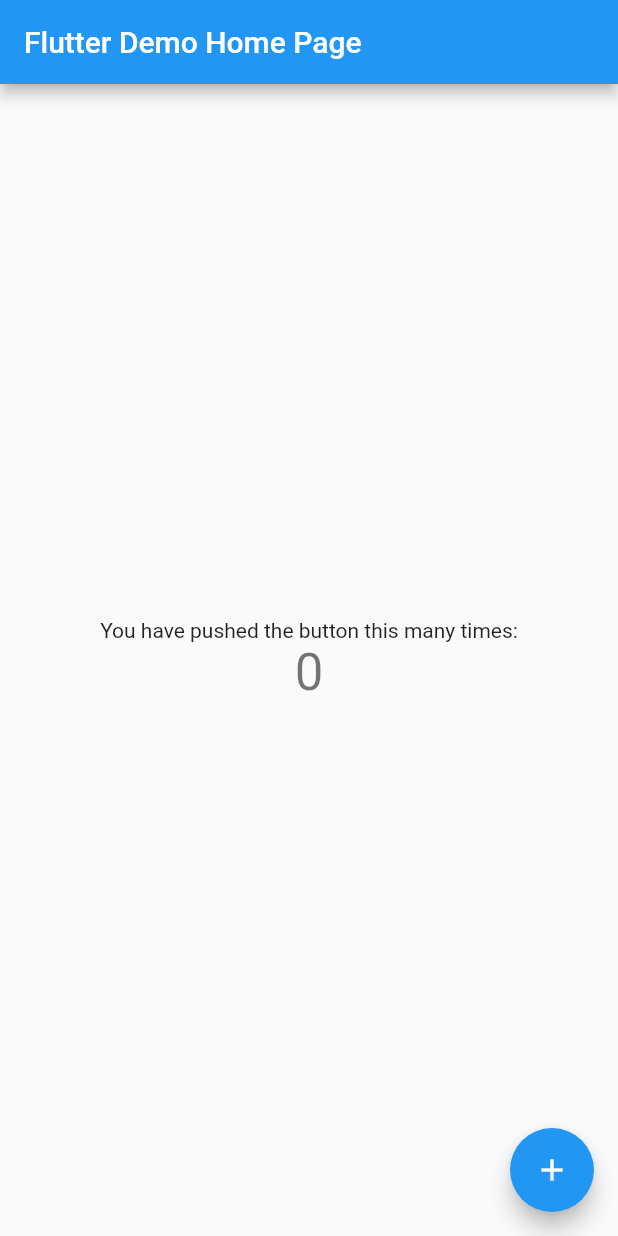
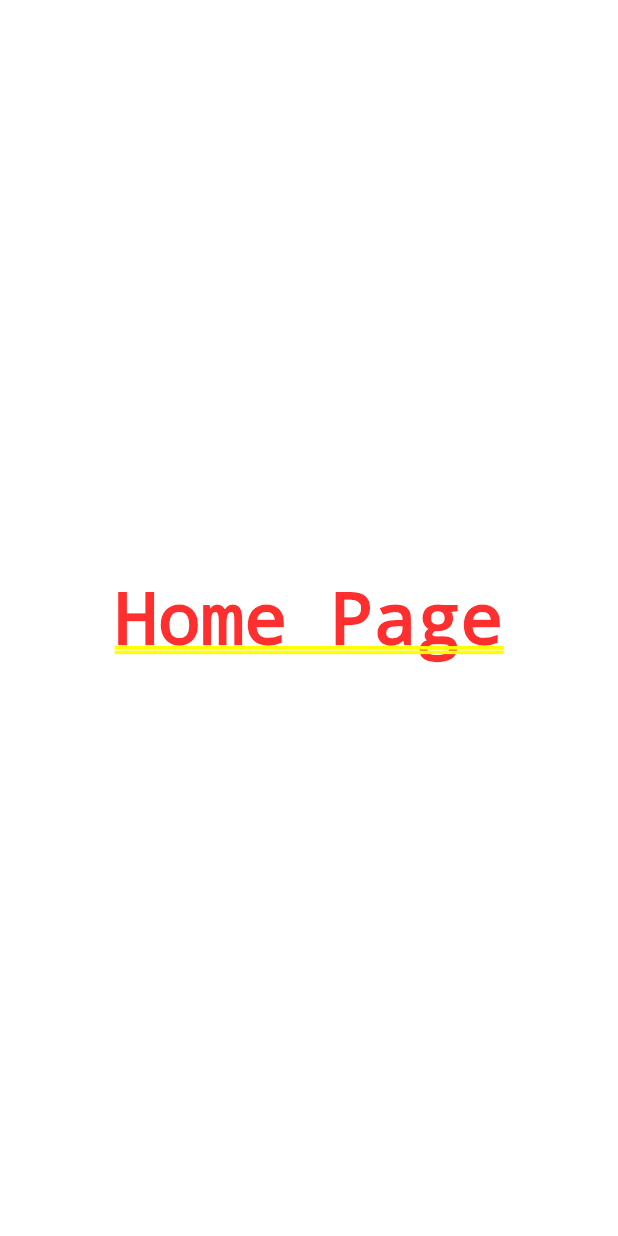
Before and after one commit to sunglimlee/better_touching_staff, a Flutter app: the screen it shows after launch, on a phone screen of 412 x 824 dp. Run offline on Flutter 3.47's test engine with Material 2 defaults, Android fonts, the phone set to English and light mode, and no system bars; our stand-ins replace firebase_core; accounts and stored records are empty.

Commit message:
Program Structure, Routing, Wrapper, - Freeform 에서 확인 - Wrapper 클래스를 이용해서 분기를 한다. - MyApp-Wrapper-                Authenticate - SignIn or Register                Home - BrewList or Setting - [issue] Running pod install...   [answer] https://stackoverflow.com/questions/55809665/running-pod-install-infinitely   https://stackoverflow.com/questions/72204511/error-running-pod-install-flutter-android-studio   https://stackoverflow.com/questions/67885055/flutter-error-running-pod-install-after-upgrading-flutter-version   https://velog.io/@kyleryu/Error-running-pod-install-Flutter (한국사이트인데 이게 해결해줄까?)   https://stackoverflow.com/questions/64144204/flutter-running-pod-install-takes-forever-while-building-in-debug-mode (그냥 기다리라고 하네)   [answer] 그냥 기다리니깐 되었다. 한 20분 기다린것 같다. 젠장!

```diff
--- a/lib/main.dart
+++ b/lib/main.dart
@@ -1,3 +1,4 @@
+import 'package:better_touching_staff/screens/wrapper.dart';
 import 'package:flutter/material.dart'; // install FlutterFire_CLI
 import 'package:better_touching_staff/firebase_options.dart';
 import 'package:firebase_core/firebase_core.dart';
@@ -18,105 +19,12 @@
   @override
   Widget build(BuildContext context) {
     return MaterialApp(
-      title: 'Flutter Demo',
+      debugShowCheckedModeBanner: false,
+      title: 'Good Touching Staff',
       theme: ThemeData(
-        // This is the theme of your application.
-        //
-        // Try running your application with "flutter run". You'll see the
-        // application has a blue toolbar. Then, without quitting the app, try
-        // changing the primarySwatch below to Colors.green and then invoke
-        // "hot reload" (press "r" in the console where you ran "flutter run",
-        // or simply save your changes to "hot reload" in a Flutter IDE).
-        // Notice that the counter didn't reset back to zero; the application
-        // is not restarted.
-        primarySwatch: Colors.blue,
+        primarySwatch: Colors.brown,
       ),
-      home: const MyHomePage(title: 'Flutter Demo Home Page'),
+      home: const Wrapper(),
     );
   }
 }
-
-class MyHomePage extends StatefulWidget {
-  const MyHomePage({super.key, required this.title});
-
-  // This widget is the home page of your application. It is stateful, meaning
-  // that it has a State object (defined below) that contains fields that affect
-  // how it looks.
-
-  // This class is the configuration for the state. It holds the values (in this
-  // case the title) provided by the parent (in this case the App widget) and
-  // used by the build method of the State. Fields in a Widget subclass are
-  // always marked "final".
-
-  final String title;
-
-  @override
-  State<MyHomePage> createState() => _MyHomePageState();
-}
-
-class _MyHomePageState extends State<MyHomePage> {
-  int _counter = 0;
-
-  void _incrementCounter() {
-    setState(() {
-      // This call to setState tells the Flutter framework that something has
-      // changed in this State, which causes it to rerun the build method below
-      // so that the display can reflect the updated values. If we changed
-      // _counter without calling setState(), then the build method would not be
-      // called again, and so nothing would appear to happen.
-      _counter++;
-    });
-  }
-
-  @override
-  Widget build(BuildContext context) {
-    // This method is rerun every time setState is called, for instance as done
-    // by the _incrementCounter method above.
-    //
-    // The Flutter framework has been optimized to make rerunning build methods
-    // fast, so that you can just rebuild anything that needs updating rather
-    // than having to individually change instances of widgets.
-    return Scaffold(
-      appBar: AppBar(
-        // Here we take the value from the MyHomePage object that was created by
-        // the App.build method, and use it to set our appbar title.
-        title: Text(widget.title),
-      ),
-      body: Center(
-        // Center is a layout widget. It takes a single child and positions it
-        // in the middle of the parent.
-        child: Column(
-          // Column is also a layout widget. It takes a list of children and
-          // arranges them vertically. By default, it sizes itself to fit its
-          // children horizontally, and tries to be as tall as its parent.
-          //
-          // Invoke "debug painting" (press "p" in the console, choose the
-          // "Toggle Debug Paint" action from the Flutter Inspector in Android
-          // Studio, or the "Toggle Debug Paint" command in Visual Studio Code)
-          // to see the wireframe for each widget.
-          //
-          // Column has various properties to control how it sizes itself and
-          // how it positions its children. Here we use mainAxisAlignment to
-          // center the children vertically; the main axis here is the vertical
-          // axis because Columns are vertical (the cross axis would be
-          // horizontal).
-          mainAxisAlignment: MainAxisAlignment.center,
-          children: <Widget>[
-            const Text(
-              'You have pushed the button this many times:',
-            ),
-            Text(
-              '$_counter',
-              style: Theme.of(context).textTheme.headline4,
-            ),
-          ],
-        ),
-      ),
-      floatingActionButton: FloatingActionButton(
-        onPressed: _incrementCounter,
-        tooltip: 'Increment',
-        child: const Icon(Icons.add),
-      ), // This trailing comma makes auto-formatting nicer for build methods.
-    );
-  }
-}
--- /dev/null
+++ b/lib/screens/authenticate/authenticate.dart
@@ -0,0 +1,19 @@
+import 'package:flutter/material.dart';
+
+/// 여기서 signing widget & Register widget 이 들어간다.
+class Authenticate extends StatefulWidget {
+  const Authenticate({Key? key}) : super(key: key);
+
+  @override
+  State<Authenticate> createState() => _AuthenticateState();
+}
+
+class _AuthenticateState extends State<Authenticate> {
+  @override
+  Widget build(BuildContext context) {
+    return Container(
+      alignment: Alignment.center,
+      child: const Text('Authenticate'),
+    );
+  }
+}
--- /dev/null
+++ b/lib/screens/home/home.dart
@@ -0,0 +1,14 @@
+import 'package:flutter/material.dart';
+
+// 이것도 wrapper widget 인데 프로그램이 크지 않기 때문에 그냥 stateless 로 하고 BottomSheet 을 사용한다.
+class Home extends StatelessWidget {
+  const Home({Key? key}) : super(key: key);
+
+  @override
+  Widget build(BuildContext context) {
+    return Container(
+      alignment: Alignment.center,
+      child: const Text('Home Page'),
+    );
+  }
+}
--- /dev/null
+++ b/lib/screens/wrapper.dart
@@ -0,0 +1,16 @@
+import 'package:better_touching_staff/screens/home/home.dart';
+import 'package:flutter/material.dart';
+
+/// 조건 분기가 될 위젯이다. 중요한 사살은 이 wrapper 클래스는 Provider 에 대한 내용만 보고 분기를 한다.
+class Wrapper extends StatelessWidget {
+  const Wrapper({Key? key}) : super(key: key);
+
+  @override
+  Widget build(BuildContext context) {
+    // return either Home or Authenticate widget
+    return Container(
+      alignment: Alignment.center,
+      child: const Home(),
+    );
+  }
+}
```
Also changed, not shown: 3 other files.
